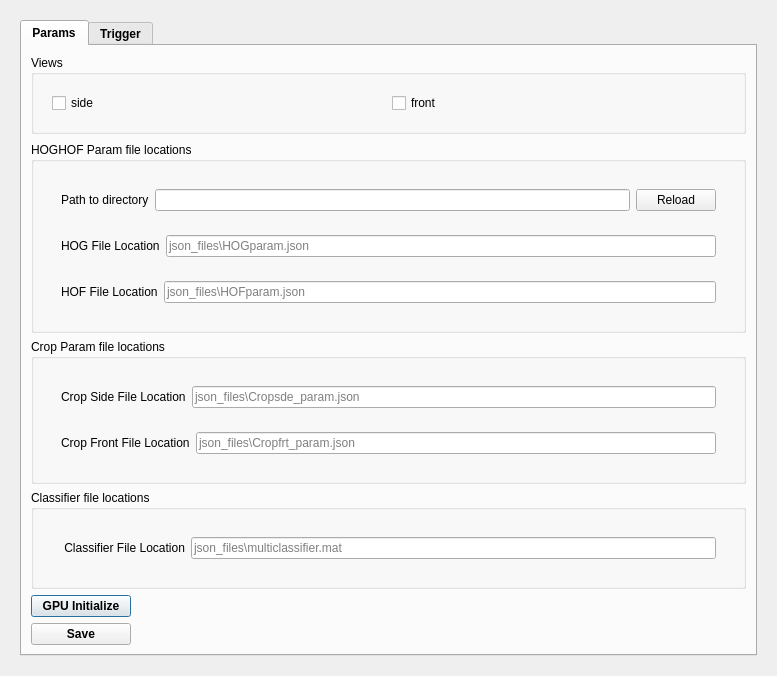
Qt form src/plugin/jaaba_plugin/jaaba_plugin.ui (hubbardp/BIASJAABA) before a commit.
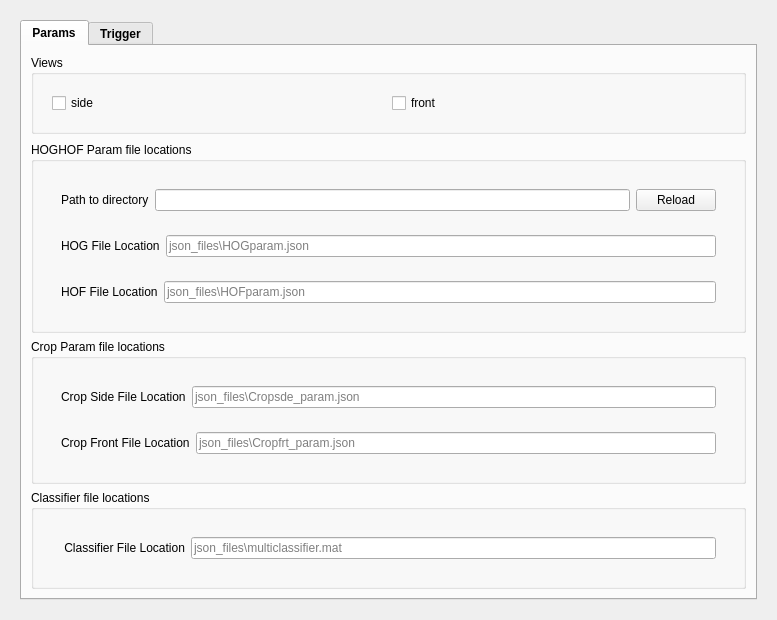
The same form after that commit. Custom widgets are drawn as their Qt base class.

Commit message: Adding jaaba_utils and automating gpu initialization

The edit to the form file:
```diff
--- a/src/plugin/jaaba_plugin/jaaba_plugin.ui
+++ b/src/plugin/jaaba_plugin/jaaba_plugin.ui
@@ -436,32 +436,6 @@
             </layout>
            </widget>
           </item>
-          <item>
-           <widget class="QPushButton" name="gpuButtonPtr_">
-            <property name="text">
-             <string>GPU Initialize</string>
-            </property>
-            <property name="maximumSize">
-              <size>
-               <width>100</width>
-               <height>100</height>
-              </size>
-            </property>
-           </widget>
-          </item>
-          <item>
-           <widget class="QPushButton" name="saveButtonPtr_">
-            <property name="text">
-             <string>Save</string>
-            </property>
-            <property name="maximumSize">
-              <size>
-               <width>100</width>
-               <height>100</height>
-              </size>
-            </property>
-           </widget>
-          </item>
          </layout> 
         </widget>           
         <widget class="QWidget" name="triggerTabPtr">
```
The commit also changes 5 other files.
